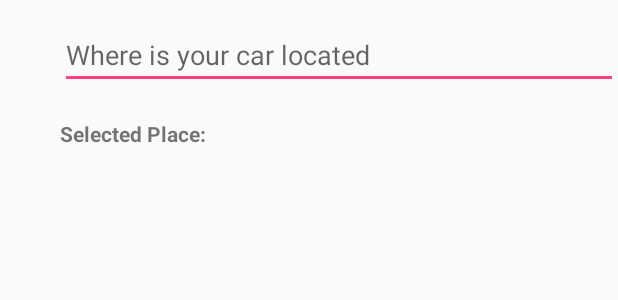
After one commit to nur2318/4wheelsorg, an Android app: the layout activity_main.xml on its own in the app's theme, with its tools: preview values and no code run, on a phone screen of 412 x 824 dp. The commit adds this screen. Shown: the top 300 px of the screen. Run offline under Robolectric (Android 15) with nearby library versions, the phone set to English and light mode, and no system bars.

Commit message:
map activity

```diff
--- a/app/src/main/AndroidManifest.xml
+++ b/app/src/main/AndroidManifest.xml
@@ -4,14 +4,12 @@
 
 
     <uses-permission android:name="android.permission.INTERNET" />
-
-
     <uses-permission android:name="com.google.android.providers.gsf.permission.READ_GSERVICES" />
 
 
     <meta-data
         android:name="com.google.android.geo.API_KEY"
-        android:value="AIzaSyCXH30dhfG8UXmhZQjjRzrijHa2ATRiV40"/>
+        android:value="AIzaSyDbVYy39chxMCrwGZu4CAXLDrfBZK7mIzw"/>
 
     <meta-data
         android:name="com.google.android.gms.version"
@@ -21,7 +19,7 @@
 
     <application
         android:allowBackup="true"
-        android:icon="@mipmap/renta"
+        android:icon="@mipmap/rent"
         android:label="@string/app_name"
         android:supportsRtl="true"
         android:theme="@style/AppTheme">
@@ -42,6 +40,16 @@
                 <category android:name="android.intent.category.DEFAULT" />
             </intent-filter>
         </activity>
+        <activity android:name="imran.a4wheelsorg.SecondActivity">
+            android:label="@string/app_name" >
+            <intent-filter>
+                <action android:name="android.intent.action.MAIN" />
+
+                <category android:name="android.intent.category.LAUNCHER" />
+            </intent-filter>
+        </activity>
+
+
 
 
     </application>
--- a/app/src/main/java/imran/a4wheelsorg/myactivity.java
+++ b/app/src/main/java/imran/a4wheelsorg/myactivity.java
@@ -60,6 +60,8 @@ public class myactivity extends AppCompatActivity {
            @Override
             public void onClick(View v){
 
+               Intent myintend=new Intent(v.getContext(), SecondActivity.class);
+               startActivityForResult(myintend,0);
 
             ren.start();
             }
--- /dev/null
+++ b/app/src/main/res/layout/activity_main.xml
@@ -0,0 +1,83 @@
+<?xml version="1.0" encoding="utf-8"?>
+<LinearLayout xmlns:android="http://schemas.android.com/apk/res/android"
+    android:orientation="vertical"
+    android:layout_width="match_parent"
+    android:layout_height="match_parent"
+    android:paddingLeft="40dp"
+
+    >
+    <AutoCompleteTextView
+        android:id="@+id/autoCompleteTextView"
+        android:layout_width="match_parent"
+        android:layout_height="wrap_content"
+        android:layout_marginTop="14dp"
+        android:hint="Where is your car located"
+        android:layout_alignParentTop="true" />
+
+    <TextView
+        android:id="@+id/header"
+        android:layout_width="wrap_content"
+        android:layout_height="wrap_content"
+        android:layout_alignParentLeft="true"
+        android:layout_alignParentStart="true"
+        android:layout_below="@+id/autoCompleteTextView"
+        android:layout_marginTop="20dp"
+        android:text="Selected Place:"
+        android:textStyle="bold"/>
+
+    <TextView
+        android:id="@+id/name"
+        android:layout_width="wrap_content"
+        android:layout_height="wrap_content"
+        android:layout_alignParentLeft="true"
+        android:layout_alignParentStart="true"
+        android:layout_below="@+id/header"
+        android:layout_marginTop="20dp"/>
+
+    <TextView
+        android:id="@+id/address"
+        android:layout_width="wrap_content"
+        android:layout_height="wrap_content"
+        android:layout_alignParentLeft="true"
+        android:layout_alignParentStart="true"
+        android:layout_below="@+id/name"/>
+
+    <TextView
+        android:id="@+id/place_id"
+        android:layout_width="wrap_content"
+        android:layout_height="wrap_content"
+        android:layout_alignParentLeft="true"
+        android:layout_alignParentStart="true"
+        android:layout_below="@+id/address"/>
+
+    <TextView
+        android:id="@+id/phone"
+        android:layout_width="wrap_content"
+        android:layout_height="wrap_content"
+        android:layout_alignParentLeft="true"
+        android:layout_alignParentStart="true"
+        android:layout_below="@+id/place_id"
+        android:autoLink="phone"/>
+
+    <TextView
+        android:id="@+id/web"
+        android:layout_width="wrap_content"
+        android:layout_height="wrap_content"
+        android:layout_alignParentLeft="true"
+        android:layout_alignParentStart="true"
+        android:layout_below="@+id/phone"
+        android:autoLink="web"/>
+
+    <TextView
+        android:id="@+id/att"
+        android:layout_width="wrap_content"
+        android:layout_height="wrap_content"
+        android:layout_alignParentBottom="true"
+        android:layout_alignParentEnd="true"
+        android:layout_alignParentRight="true"
+        android:autoLink="web"/>
+
+
+
+
+</LinearLayout>
--- a/app/src/main/res/layout/activity_myactivity.xml
+++ b/app/src/main/res/layout/activity_myactivity.xml
@@ -12,7 +12,7 @@
     android:fitsSystemWindows="true"
 
 
-    tools:context="imran.a4wheels.myactivity"
+    tools:context="imran.a4wheelsorg.myactivity"
 
 
     android:theme="@style/Theme.AppCompat.NoActionBar"
--- a/app/src/main/res/layout/activity_sample.xml
+++ b/app/src/main/res/layout/activity_sample.xml
@@ -27,7 +27,8 @@
         android:layout_width="400dp"
         android:layout_height="wrap_content"
         android:text="UNTILL"
-        android:layout_gravity="center"
+        android:layout_below="@+id/button"
+
         android:layout_alignParentStart="true"
         android:layout_marginBottom="125dp"
         android:textSize="25dp"
@@ -35,12 +36,13 @@
 
         android:textColor="#FFFFFF"
         android:background="#0073e5"
-        android:elevation="16dp" />
+         />
 
     <Button
         android:layout_width="wrap_content"
         android:layout_height="wrap_content"
         android:text="Search"
+        android:layout_below="@+id/button1"
         />
 
 
--- a/app/src/main/res/values/strings.xml
+++ b/app/src/main/res/values/strings.xml
@@ -1,4 +1,7 @@
 <resources>
     <string name="app_name">4 wheels</string>
     <string name="action_settings">Settings</string>
+    <string name="menu_settings">Settings</string>
+    <string name="str_atv_places">Enter Place Here</string>
+
 </resources>
--- a/app/src/main/res/values/styles.xml
+++ b/app/src/main/res/values/styles.xml
@@ -4,6 +4,6 @@
         <item name="colorPrimary">@color/colorPrimary</item>
         <item name="colorPrimaryDark">@color/colorPrimaryDark</item>
         <item name="colorAccent">@color/colorAccent</item>
-    </style>
+          </style>
 
 </resources>
--- a/slideDateTimePicker/src/main/java/com/github/jjobes/slidedatetimepicker/CustomViewPager.java
+++ b/slideDateTimePicker/src/main/java/com/github/jjobes/slidedatetimepicker/CustomViewPager.java
@@ -147,13 +147,8 @@ public class CustomViewPager extends ViewPager
         float deltaX = x2 - x1;
         float deltaY = y2 - y1;
 
-        if (Math.abs(deltaX) > mTouchSlop &&
-            Math.abs(deltaX) > Math.abs(deltaY))
-        {
+        return Math.abs(deltaX) > mTouchSlop &&
+                Math.abs(deltaX) > Math.abs(deltaY);
 
-            return true;
-        }
-
-        return false;
     }
 }
--- a/slideDateTimePicker/src/main/java/com/github/jjobes/slidedatetimepicker/SlidingTabLayout.java
+++ b/slideDateTimePicker/src/main/java/com/github/jjobes/slidedatetimepicker/SlidingTabLayout.java
@@ -246,7 +246,7 @@ public class SlidingTabLayout extends HorizontalScrollView {
      * @param text  the text to display on the specified tab's TextView
      */
     public void setTabText(int index, String text) {
-        TextView tv = (TextView) mTabTitleViews.get(index);
+        TextView tv = mTabTitleViews.get(index);
 
         if (tv != null) {
             tv.setText(text);
```
Also changed, not shown: app/src/main/res/mipmap-xhdpi/renta.jpg (deleted), 39 other files.
